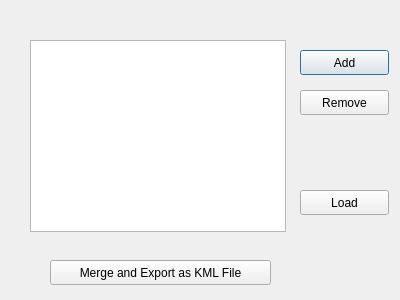
This is mslib/msui/ui/ui_add_multiple_kml_overlay.ui in Open-MSS/MSS as Qt 5 draws it before an edit. The edited form follows.
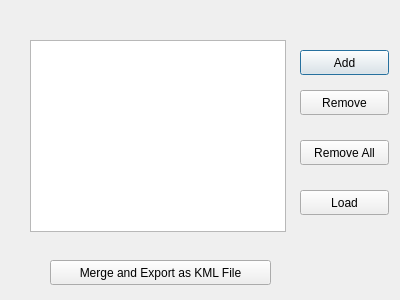
This is the edited form.

Commit message: Modified UI; add logic for add remove buttons

Diff of the .ui file:
```diff
--- a/mslib/msui/ui/ui_add_multiple_kml_overlay.ui
+++ b/mslib/msui/ui/ui_add_multiple_kml_overlay.ui
@@ -2,6 +2,12 @@
 <ui version="4.0">
  <class>Dialog</class>
  <widget class="QDialog" name="Dialog">
+  <property name="windowModality">
+   <enum>Qt::NonModal</enum>
+  </property>
+  <property name="enabled">
+   <bool>true</bool>
+  </property>
   <property name="geometry">
    <rect>
     <x>0</x>
@@ -75,6 +81,19 @@
     <string>Merge and Export as KML File</string>
    </property>
   </widget>
+  <widget class="QPushButton" name="pushButton_remove_all">
+   <property name="geometry">
+    <rect>
+     <x>300</x>
+     <y>140</y>
+     <width>89</width>
+     <height>25</height>
+    </rect>
+   </property>
+   <property name="text">
+    <string>Remove All</string>
+   </property>
+  </widget>
  </widget>
  <resources/>
  <connections/>
```
Left out of the diff: 2 changed lines with no effect on the pictures. The commit also changes 3 other files.
